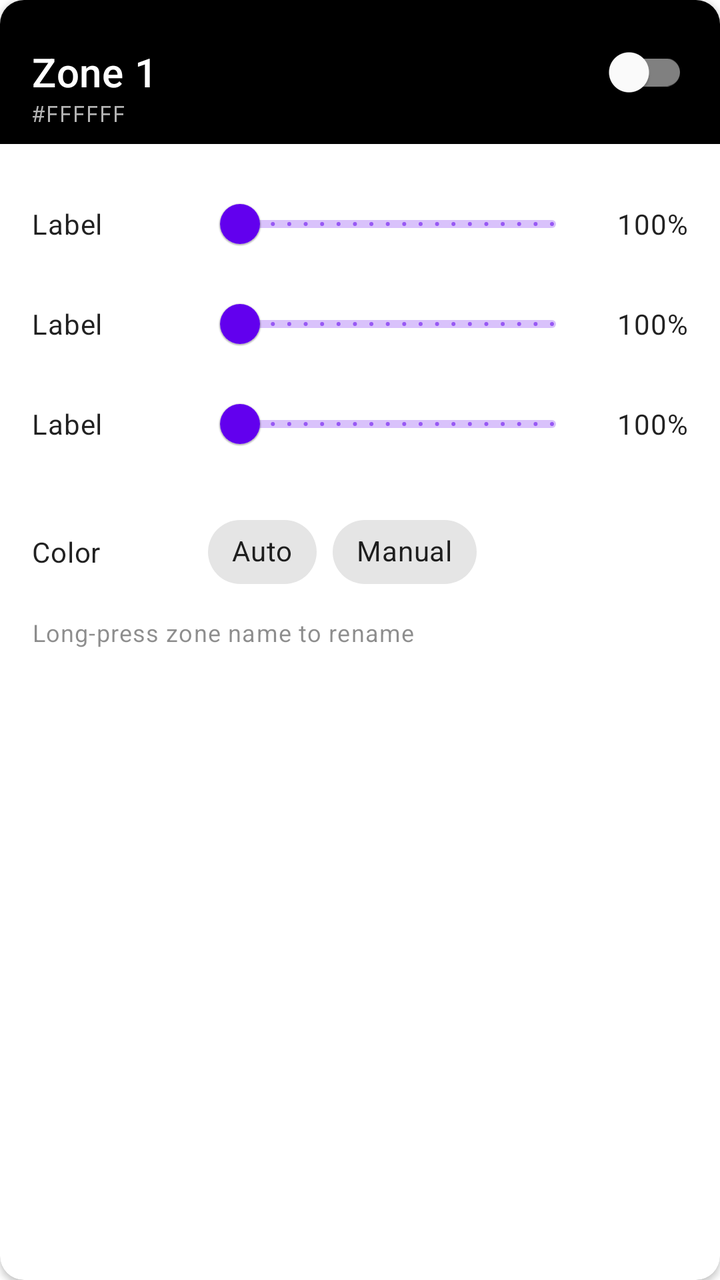
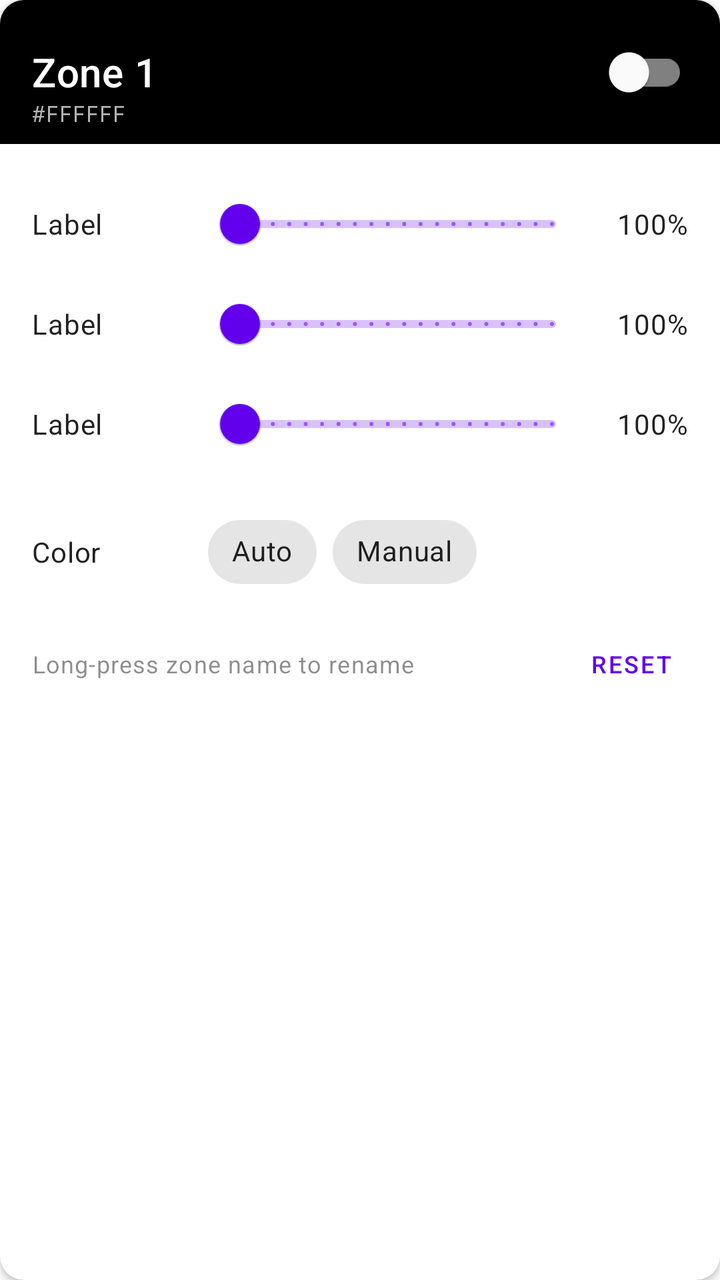

An Android layout rendered at two revisions. The XML below is the earlier revision; the diff shows what the commit changed to produce the second picture.
<!-- AndroidManifest.xml: application theme Theme.AIMPplugin -->
<!-- res/layout/item_zone_card.xml -->
<?xml version="1.0" encoding="utf-8"?>
<com.google.android.material.card.MaterialCardView
    xmlns:android="http://schemas.android.com/apk/res/android"
    xmlns:app="http://schemas.android.com/apk/res-auto"
    android:layout_width="match_parent"
    android:layout_height="wrap_content"
    android:layout_marginHorizontal="16dp"
    android:layout_marginVertical="6dp"
    app:cardCornerRadius="12dp"
    app:cardElevation="2dp">

    <LinearLayout
        android:layout_width="match_parent"
        android:layout_height="wrap_content"
        android:orientation="vertical">

        
        
        <FrameLayout
            android:layout_width="match_parent"
            android:layout_height="72dp">

            
            <View
                android:id="@+id/color_preview"
                android:layout_width="match_parent"
                android:layout_height="match_parent"
                android:background="#FF000000" />

            
            <LinearLayout
                android:layout_width="match_parent"
                android:layout_height="wrap_content"
                android:layout_gravity="top|start"
                android:orientation="horizontal"
                android:gravity="center_vertical"
                android:paddingHorizontal="16dp"
                android:paddingTop="12dp">

                <TextView
                    android:id="@+id/tv_zone_name"
                    android:layout_width="0dp"
                    android:layout_height="wrap_content"
                    android:layout_weight="1"
                    android:text="Zone 1"
                    android:textAppearance="@style/TextAppearance.MaterialComponents.Headline6"
                    android:textColor="#FFFFFF"
                    android:shadowColor="#66000000"
                    android:shadowDx="0" android:shadowDy="1" android:shadowRadius="3" />

                <com.google.android.material.switchmaterial.SwitchMaterial
                    android:id="@+id/switch_enabled"
                    android:layout_width="wrap_content"
                    android:layout_height="wrap_content"
                    app:thumbTint="#FFFFFF"
                    app:trackTint="#80FFFFFF" />
            </LinearLayout>

            
            <TextView
                android:id="@+id/tv_color_hex"
                android:layout_width="wrap_content"
                android:layout_height="wrap_content"
                android:layout_gravity="bottom|start"
                android:paddingStart="16dp"
                android:paddingBottom="8dp"
                android:text="#FFFFFF"
                android:textColor="#B3FFFFFF"
                android:textSize="11sp"
                android:fontFamily="monospace"
                android:shadowColor="#66000000"
                android:shadowDx="0" android:shadowDy="1" android:shadowRadius="2" />

        </FrameLayout>

        
        <LinearLayout
            android:layout_width="match_parent"
            android:layout_height="wrap_content"
            android:orientation="vertical"
            android:padding="16dp">

            
            <include layout="@layout/row_slider"
                android:id="@+id/row_brightness"
                android:layout_width="match_parent"
                android:layout_height="wrap_content" />

            
            <include layout="@layout/row_slider"
                android:id="@+id/row_hue"
                android:layout_width="match_parent"
                android:layout_height="wrap_content"
                android:layout_marginTop="2dp" />

            
            <include layout="@layout/row_slider"
                android:id="@+id/row_saturation"
                android:layout_width="match_parent"
                android:layout_height="wrap_content"
                android:layout_marginTop="2dp" />

            
            <HorizontalScrollView
                android:layout_width="match_parent"
                android:layout_height="wrap_content"
                android:layout_marginTop="8dp"
                android:scrollbars="none">

                <com.google.android.material.chip.ChipGroup
                    android:id="@+id/chip_group_mode"
                    android:layout_width="wrap_content"
                    android:layout_height="wrap_content"
                    app:singleSelection="true"
                    app:selectionRequired="true" />
            </HorizontalScrollView>

            
            <LinearLayout
                android:layout_width="match_parent"
                android:layout_height="wrap_content"
                android:orientation="horizontal"
                android:gravity="center_vertical"
                android:layout_marginTop="8dp">

                <TextView
                    android:layout_width="wrap_content"
                    android:layout_height="wrap_content"
                    android:text="Color"
                    android:textAppearance="@style/TextAppearance.MaterialComponents.Body2"
                    android:minWidth="88dp" />

                <com.google.android.material.chip.ChipGroup
                    android:id="@+id/chip_group_color"
                    android:layout_width="wrap_content"
                    android:layout_height="wrap_content"
                    app:singleSelection="true"
                    app:selectionRequired="true">

                    <com.google.android.material.chip.Chip
                        android:id="@+id/chip_auto"
                        style="@style/Widget.MaterialComponents.Chip.Choice"
                        android:layout_width="wrap_content"
                        android:layout_height="wrap_content"
                        android:text="Auto" />

                    <com.google.android.material.chip.Chip
                        android:id="@+id/chip_manual"
                        style="@style/Widget.MaterialComponents.Chip.Choice"
                        android:layout_width="wrap_content"
                        android:layout_height="wrap_content"
                        android:text="Manual" />
                </com.google.android.material.chip.ChipGroup>

                <View
                    android:id="@+id/color_swatch"
                    android:layout_width="28dp"
                    android:layout_height="28dp"
                    android:layout_marginStart="8dp"
                    android:background="@drawable/color_swatch_bg"
                    android:visibility="gone" />
            </LinearLayout>

            <TextView
                android:id="@+id/tv_rename_hint"
                android:layout_width="match_parent"
                android:layout_height="wrap_content"
                android:layout_marginTop="8dp"
                android:text="Long-press zone name to rename"
                android:textAppearance="@style/TextAppearance.MaterialComponents.Caption"
                android:textColor="?attr/colorOnSurface"
                android:alpha="0.45" />

        </LinearLayout>
    </LinearLayout>
</com.google.android.material.card.MaterialCardView>
<!-- res/layout/row_slider.xml (included above) -->
<?xml version="1.0" encoding="utf-8"?>
<LinearLayout xmlns:android="http://schemas.android.com/apk/res/android"
    xmlns:app="http://schemas.android.com/apk/res-auto"
    android:layout_width="match_parent"
    android:layout_height="wrap_content"
    android:orientation="horizontal"
    android:gravity="center_vertical">

    <TextView
        android:id="@+id/tv_label"
        android:layout_width="wrap_content"
        android:layout_height="wrap_content"
        android:text="Label"
        android:textAppearance="@style/TextAppearance.MaterialComponents.Body2"
        android:minWidth="88dp" />

    <com.google.android.material.slider.Slider
        android:id="@+id/slider"
        android:layout_width="0dp"
        android:layout_height="wrap_content"
        android:layout_weight="1"
        android:valueFrom="0"
        android:valueTo="255"
        android:stepSize="1"
        app:labelBehavior="gone" />

    <TextView
        android:id="@+id/tv_value"
        android:layout_width="52dp"
        android:layout_height="wrap_content"
        android:gravity="end"
        android:text="100%"
        android:textAppearance="@style/TextAppearance.MaterialComponents.Body2" />

</LinearLayout>
<!-- resources referenced by this layout -->
<resources>
  <!-- drawable color_swatch_bg (drawable) -->
  <?xml version="1.0" encoding="utf-8"?>
  <shape xmlns:android="http://schemas.android.com/apk/res/android"
      android:shape="oval">
      <solid android:color="#FFFFFF" />
      <stroke android:width="1dp" android:color="#33000000" />
  </shape>
  <style name="Theme.AIMPplugin" parent="Theme.MaterialComponents.DayNight.DarkActionBar">
          
          <item name="colorPrimary">@color/purple_500</item>
          <item name="colorPrimaryVariant">@color/purple_700</item>
          <item name="colorOnPrimary">@color/white</item>
          
          <item name="colorSecondary">@color/teal_200</item>
          <item name="colorSecondaryVariant">@color/teal_700</item>
          <item name="colorOnSecondary">@color/black</item>
          
          <item name="android:statusBarColor">?attr/colorPrimaryVariant</item>
          
      </style>
  <color name="purple_500">#FF6200EE</color>
  <color name="purple_700">#FF3700B3</color>
  <color name="white">#FFFFFFFF</color>
  <color name="teal_200">#FF03DAC5</color>
  <color name="teal_700">#FF018786</color>
  <color name="black">#FF000000</color>
</resources>

<!-- the commit's change to res/layout/item_zone_card.xml (unified diff, before → after) -->
@@ -161,15 +161,34 @@
                     android:visibility="gone" />
             </LinearLayout>
 
-            <TextView
-                android:id="@+id/tv_rename_hint"
+            <LinearLayout
                 android:layout_width="match_parent"
                 android:layout_height="wrap_content"
                 android:layout_marginTop="8dp"
-                android:text="Long-press zone name to rename"
-                android:textAppearance="@style/TextAppearance.MaterialComponents.Caption"
-                android:textColor="?attr/colorOnSurface"
-                android:alpha="0.45" />
+                android:orientation="horizontal"
+                android:gravity="center_vertical">
+
+                <TextView
+                    android:id="@+id/tv_rename_hint"
+                    android:layout_width="0dp"
+                    android:layout_height="wrap_content"
+                    android:layout_weight="1"
+                    android:text="Long-press zone name to rename"
+                    android:textAppearance="@style/TextAppearance.MaterialComponents.Caption"
+                    android:textColor="?attr/colorOnSurface"
+                    android:alpha="0.45" />
+
+                <com.google.android.material.button.MaterialButton
+                    android:id="@+id/btn_reset"
+                    style="@style/Widget.MaterialComponents.Button.TextButton"
+                    android:layout_width="wrap_content"
+                    android:layout_height="wrap_content"
+                    android:text="Reset"
+                    android:textSize="12sp"
+                    android:minWidth="0dp"
+                    android:paddingHorizontal="8dp" />
+
+            </LinearLayout>
 
         </LinearLayout>
     </LinearLayout>
